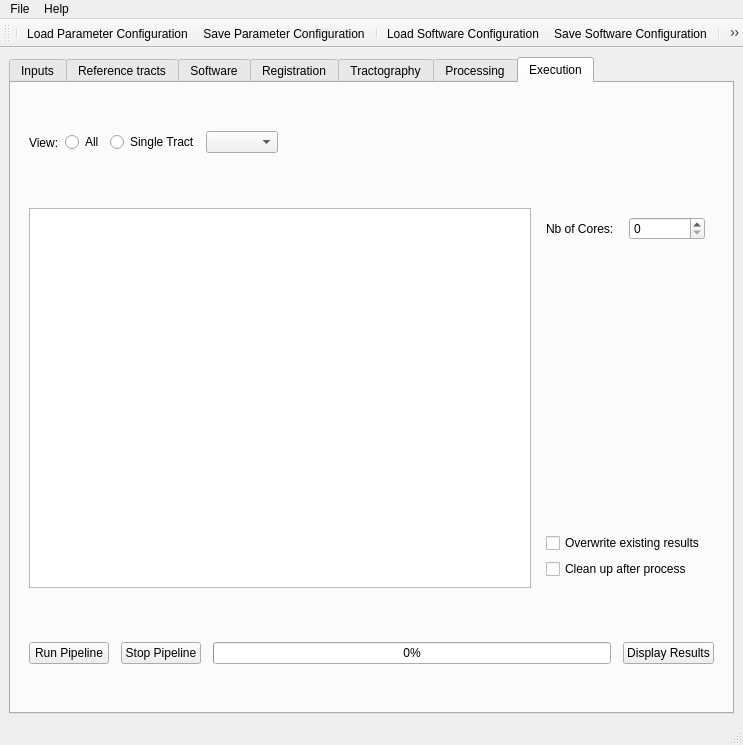
wendyuu/AutoTract, file AutoTract.ui: the form before one commit.
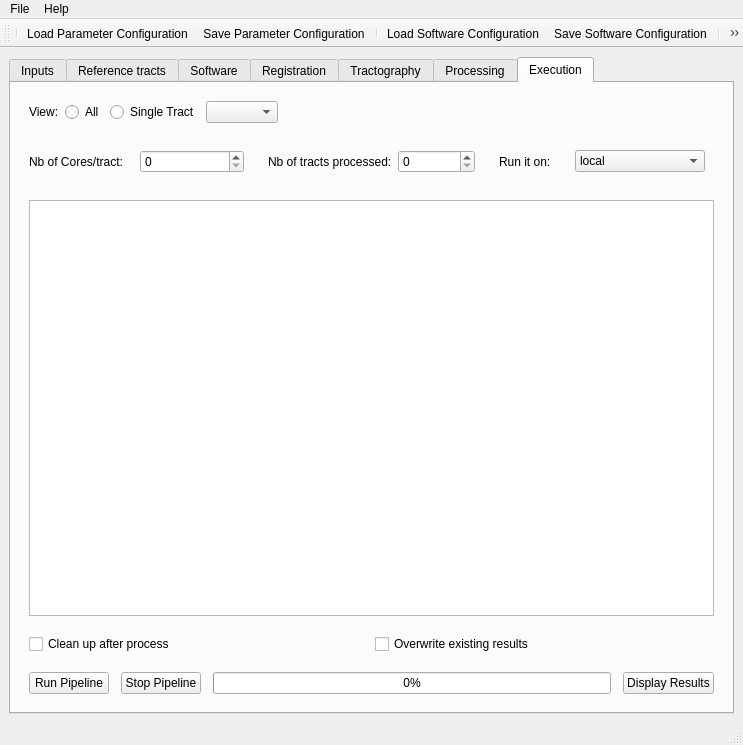
The form after the commit. Icons and pictures are not drawn.

Commit message: ENH: first step of parallel processing working (mapping reference tracts). STYLE: small UI changes. MISC: all connections/signals done for the execution tab except loading bar

The edit to the form file:
```diff
--- a/AutoTract.ui
+++ b/AutoTract.ui
@@ -1186,12 +1186,18 @@
         <string>Execution</string>
        </attribute>
        <layout class="QVBoxLayout" name="verticalLayout_29">
+        <property name="spacing">
+         <number>0</number>
+        </property>
         <item>
          <widget class="QWidget" name="widget" native="true">
           <layout class="QHBoxLayout" name="horizontalLayout_12">
            <property name="spacing">
             <number>6</number>
            </property>
+           <property name="leftMargin">
+            <number>9</number>
+           </property>
            <item>
             <widget class="QLabel" name="view_label">
              <property name="text">
@@ -1233,21 +1239,21 @@
          </widget>
         </item>
         <item>
-         <widget class="QWidget" name="log_widget" native="true">
-          <layout class="QGridLayout" name="gridLayout_12">
-           <property name="verticalSpacing">
-            <number>275</number>
+         <widget class="QWidget" name="widget_28" native="true">
+          <layout class="QHBoxLayout" name="horizontalLayout_19">
+           <property name="spacing">
+            <number>6</number>
            </property>
-           <item row="0" column="0" rowspan="2">
-            <widget class="QPlainTextEdit" name="log_textEdit"/>
-           </item>
-           <item row="0" column="1">
+           <item>
             <widget class="QWidget" name="widget_24" native="true">
              <layout class="QHBoxLayout" name="horizontalLayout_15">
+              <property name="leftMargin">
+               <number>0</number>
+              </property>
               <item>
                <widget class="QLabel" name="nbCores_label">
                 <property name="text">
-                 <string>Nb of Cores:</string>
+                 <string>Nb of Cores/tract:</string>
                 </property>
                </widget>
               </item>
@@ -1257,25 +1263,68 @@
              </layout>
             </widget>
            </item>
-           <item row="1" column="1">
-            <widget class="QWidget" name="widget_25" native="true">
-             <layout class="QVBoxLayout" name="verticalLayout_30">
+           <item>
+            <widget class="QWidget" name="widget_27" native="true">
+             <layout class="QHBoxLayout" name="horizontalLayout_17">
               <item>
-               <widget class="QCheckBox" name="overwrite_checkBox">
+               <widget class="QLabel" name="nbTractsProcessed_label">
                 <property name="text">
-                 <string>Overwrite existing results</string>
+                 <string>Nb of tracts processed:</string>
                 </property>
                </widget>
               </item>
               <item>
-               <widget class="QCheckBox" name="cleanup_checkBox">
+               <widget class="QSpinBox" name="para_nbTractsProcessed_spinBox"/>
+              </item>
+             </layout>
+            </widget>
+           </item>
+           <item>
+            <widget class="QWidget" name="widget_26" native="true">
+             <layout class="QHBoxLayout" name="horizontalLayout_16">
+              <item>
+               <widget class="QLabel" name="computingSystem_label">
                 <property name="text">
-                 <string>Clean up after process</string>
+                 <string>Run it on:</string>
                 </property>
                </widget>
               </item>
+              <item>
+               <widget class="QComboBox" name="para_computingSystem_comboBox">
+                <item>
+                 <property name="text">
+                  <string>local</string>
+                 </property>
+                </item>
+                <item>
+                 <property name="text">
+                  <string>killdevil</string>
+                 </property>
+                </item>
+                <item>
+                 <property name="text">
+                  <string>killdevil interactive</string>
+                 </property>
+                </item>
+               </widget>
+              </item>
              </layout>
             </widget>
+           </item>
+          </layout>
+         </widget>
+        </item>
+        <item>
+         <widget class="QWidget" name="log_widget" native="true">
+          <layout class="QHBoxLayout" name="horizontalLayout_20" stretch="0">
+           <property name="spacing">
+            <number>6</number>
+           </property>
+           <property name="topMargin">
+            <number>9</number>
+           </property>
+           <item>
+            <widget class="QPlainTextEdit" name="log_textEdit"/>
            </item>
           </layout>
           <zorder>log_textEdit</zorder>
@@ -1284,6 +1333,29 @@
           <zorder>displayResults_pushButton</zorder>
          </widget>
         </item>
+        <item>
+         <widget class="QWidget" name="widget_29" native="true">
+          <layout class="QHBoxLayout" name="horizontalLayout_18">
+           <property name="spacing">
+            <number>6</number>
+           </property>
+           <item>
+            <widget class="QCheckBox" name="para_cleanup_checkBox">
+             <property name="text">
+              <string>Clean up after process</string>
+             </property>
+            </widget>
+           </item>
+           <item>
+            <widget class="QCheckBox" name="para_overwrite_checkBox">
+             <property name="text">
+              <string>Overwrite existing results</string>
+             </property>
+            </widget>
+           </item>
+          </layout>
+         </widget>
+        </item>
         <item>
          <widget class="QWidget" name="widget_2" native="true">
           <layout class="QHBoxLayout" name="horizontalLayout_14">
```
Left out of the diff: 28 changed lines with no effect on the pictures. The commit also changes 13 other files.
